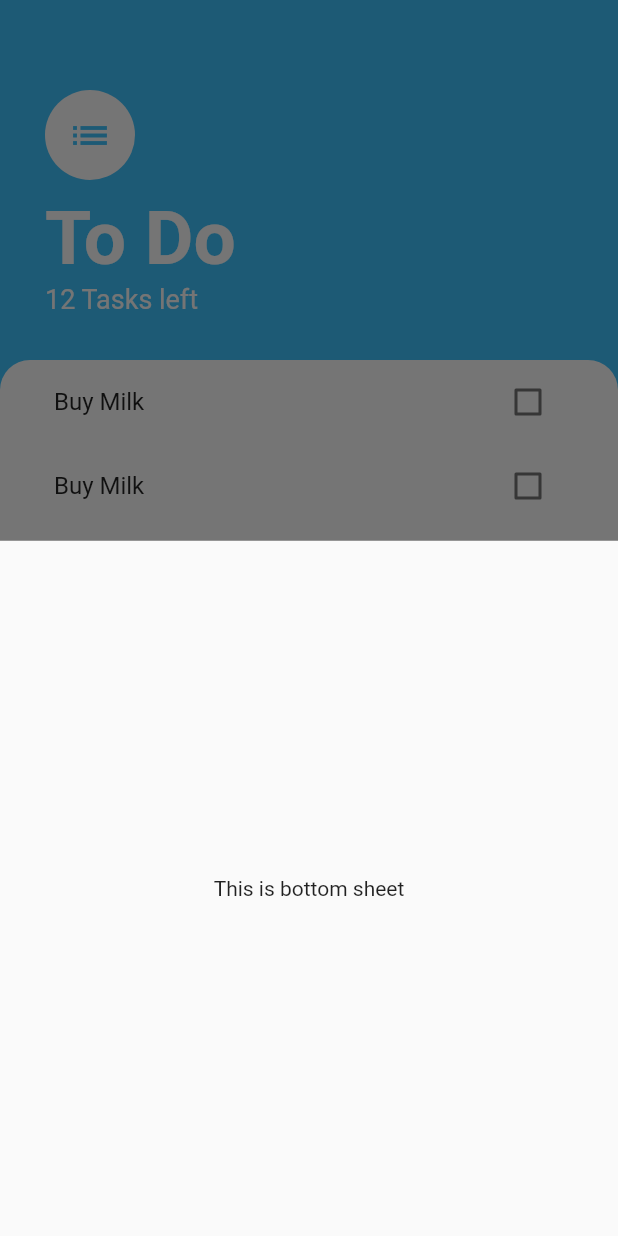
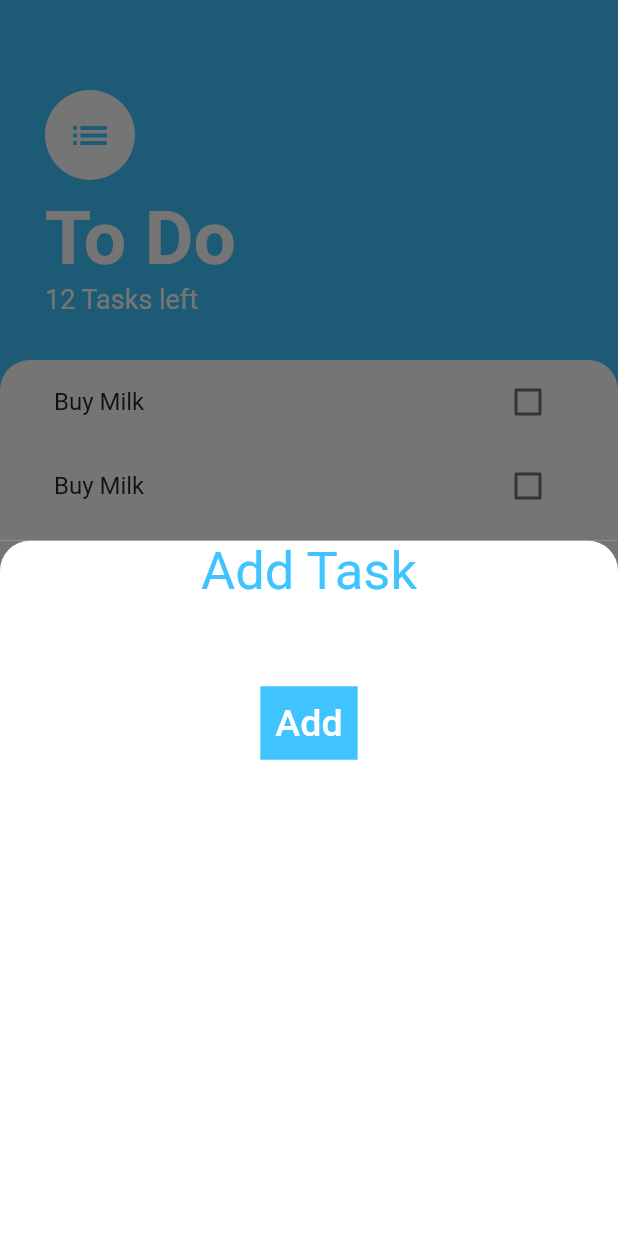
Before and after one commit to AkshaySiddannavar/To_Do_App, a Flutter app: the screen it shows after launch, after a tap on the "add" icon, on a phone screen of 412 x 824 dp. Run offline on Flutter 3.47's test engine with Material 2 defaults, Android fonts, the phone set to English and light mode, and no system bars.

Commit message:
add content into modal and refactor it into add_tasks_screen.dart
Added content to be displayed in showModalBottomSheet(). Refactored its
code into add_tasks_screen.dart . Add button in modal isn't functional
yet. Its functionality will be added in future commits.

```diff
--- /dev/null
+++ b/lib/screens/add_tasks_screen.dart
@@ -0,0 +1,53 @@
+import 'package:flutter/material.dart';
+
+class AddTasksScreen extends StatelessWidget {
+  const AddTasksScreen({Key? key}) : super(key: key);
+
+  @override
+  Widget build(BuildContext context) {
+    return Container(
+      color: Color.fromRGBO(117, 117, 117, 1.0),
+      child: Container(
+        decoration: BoxDecoration(
+          color: Colors.white,
+          borderRadius: BorderRadius.only(
+            topLeft: Radius.circular(20.0),
+            topRight: Radius.circular(20.0),
+          ),
+        ),
+        child: Column(crossAxisAlignment: CrossAxisAlignment.center, children: [
+          Text(
+            'Add Task',
+            style: TextStyle(
+              color: Colors.lightBlueAccent,
+              fontSize: 35.0,
+            ),
+          ),
+          Center(
+            child: TextField(
+              decoration: InputDecoration(
+                border: InputBorder.none,
+                focusColor: Colors.lightBlueAccent,
+              ),
+            ),
+          ),
+          TextButton(
+            onPressed: () {},
+            child: Container(
+              color: Colors.lightBlueAccent,
+              padding: EdgeInsets.all(10.0),
+              child: Text(
+                'Add',
+                style: TextStyle(
+                  color: Colors.white,
+                  fontSize: 25.0,
+                  // backgroundColor: ,
+                ),
+              ),
+            ),
+          ),
+        ]),
+      ),
+    );
+  }
+}
--- a/lib/screens/task_screen.dart
+++ b/lib/screens/task_screen.dart
@@ -1,16 +1,12 @@
+import 'package:todo_app/screens/add_tasks_screen.dart';
+
 import 'package:flutter/material.dart';
 import 'package:todo_app/widgets/tasks_list.dart';
 
 class TasksScreen extends StatelessWidget {
   const TasksScreen({Key? key}) : super(key: key);
 
-  Widget buildBottomSheet(BuildContext context) {
-    return Container(
-      child: Center(
-        child: Text('This is bottom sheet'),
-      ),
-    );
-  }
+  // Widget buildBottomSheet(context) => Container();
 
   @override
   Widget build(BuildContext context) {
@@ -18,7 +14,8 @@ class TasksScreen extends StatelessWidget {
     return Scaffold(
       floatingActionButton: FloatingActionButton(
         onPressed: () {
-          showModalBottomSheet(context: context, builder: buildBottomSheet);
+          showModalBottomSheet(
+              context: context, builder: (context) => AddTasksScreen());
         },
         backgroundColor: Colors.lightBlueAccent,
         child: Icon(Icons.add),
```
